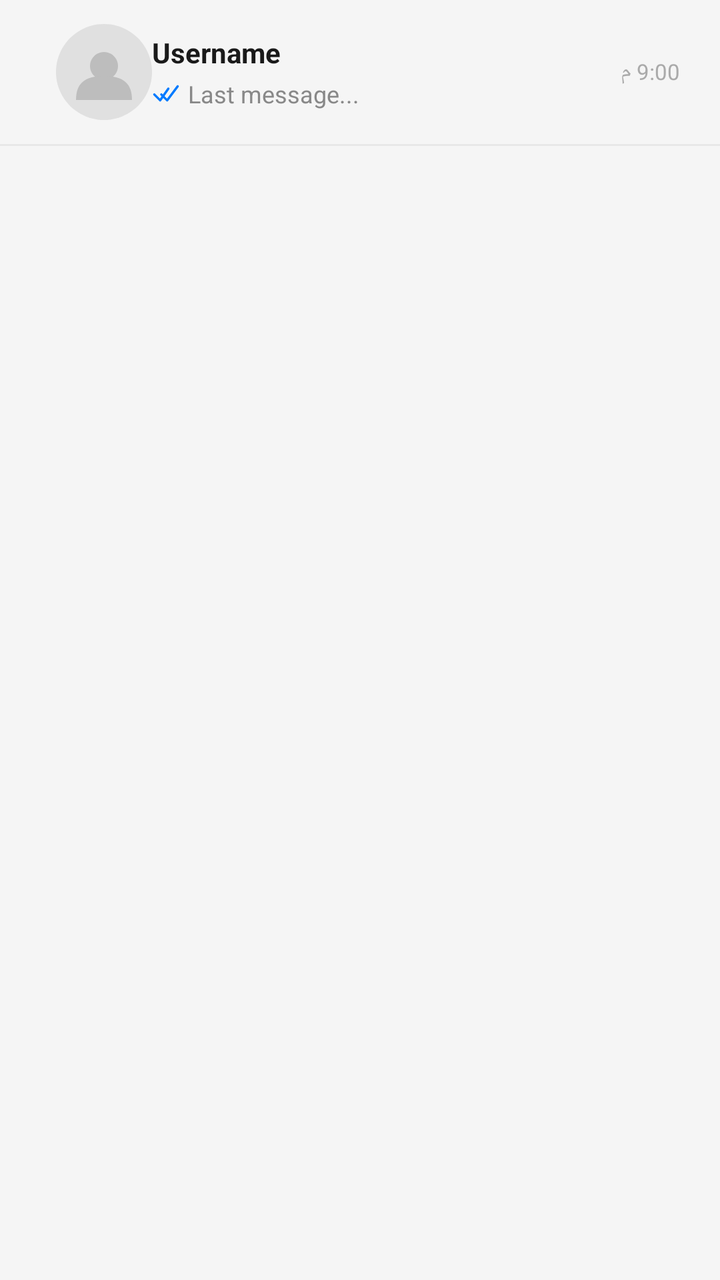
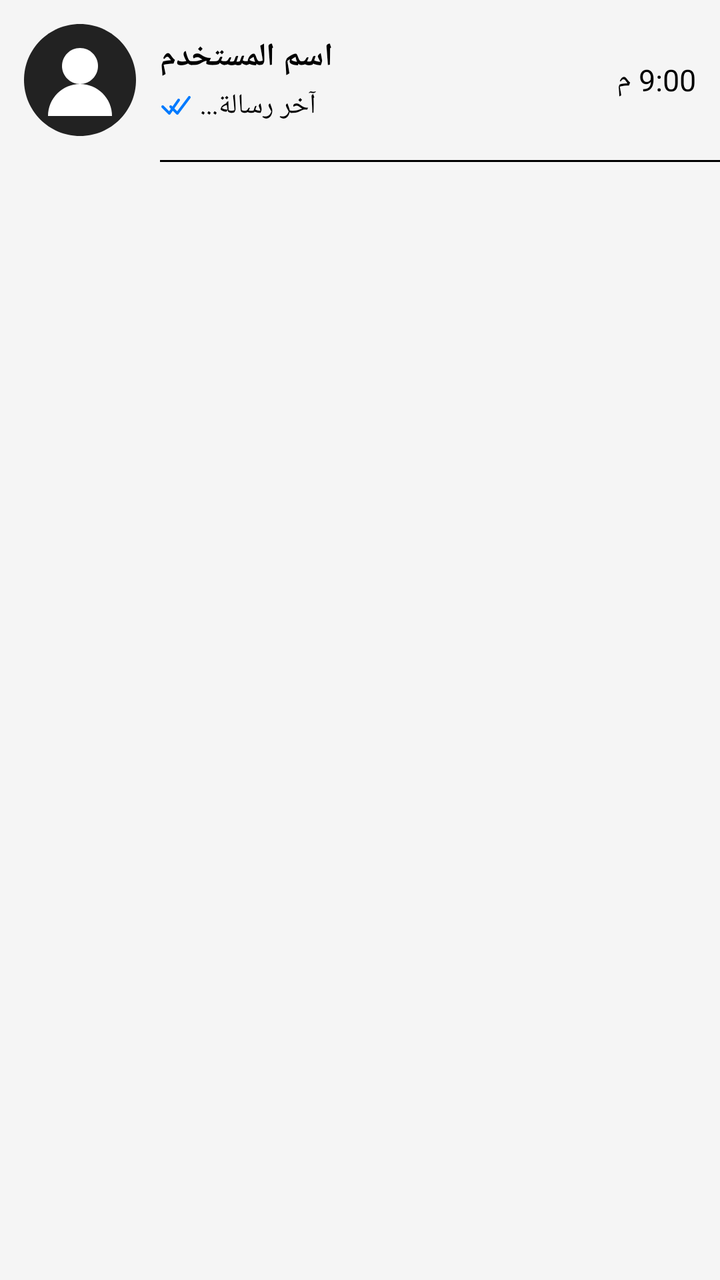

Compare the two renders of this Android layout. The source of the first and the diff that turns it into the second are given below.
<!-- AndroidManifest.xml: application theme Theme.MyApplication -->
<!-- res/layout/item_conversation.xml -->
<?xml version="1.0" encoding="utf-8"?>
<LinearLayout
    xmlns:android="http://schemas.android.com/apk/res/android"
    android:layout_width="match_parent"
    android:layout_height="wrap_content"
    android:orientation="vertical"
    android:background="@drawable/ripple_item"
    android:clickable="true"
    android:focusable="true">

    <LinearLayout
        android:layout_width="match_parent"
        android:layout_height="72dp"
        android:gravity="center_vertical"
        android:layoutDirection="locale"
        android:orientation="horizontal"
        android:paddingHorizontal="16dp">

        
        <ImageView
            android:id="@+id/ivAvatar"
            android:layout_width="48dp"
            android:layout_height="48dp"
            android:src="@drawable/ic_avatar_placeholder"
            android:layout_marginStart="12dp" />

        
        <LinearLayout
            android:layout_width="0dp"
            android:layout_height="wrap_content"
            android:layout_weight="1"
            android:orientation="vertical">

            <TextView
                android:id="@+id/tvName"
                android:layout_width="wrap_content"
                android:layout_height="wrap_content"
                android:text="@string/username_placeholder"
                android:textSize="14sp"
                android:textStyle="bold"
                android:textColor="@color/text_primary"
                android:maxLines="1"
                android:ellipsize="end" />

            <LinearLayout
                android:layout_width="match_parent"
                android:layout_height="wrap_content"
                android:orientation="horizontal"
                android:gravity="center_vertical"
                android:layout_marginTop="3dp">

                <ImageView
                    android:id="@+id/ivCheck"
                    android:layout_width="14dp"
                    android:layout_height="14dp"
                    android:src="@drawable/ic_double_check"
                    android:layout_marginEnd="4dp" />

                <TextView
                    android:id="@+id/tvLastMessage"
                    android:layout_width="wrap_content"
                    android:layout_height="wrap_content"
                    android:text="@string/last_message_placeholder"
                    android:textSize="12sp"
                    android:textColor="@color/text_secondary"
                    android:maxLines="1"
                    android:ellipsize="end" />
            </LinearLayout>
        </LinearLayout>

        
        <LinearLayout
            android:layout_width="wrap_content"
            android:layout_height="wrap_content"
            android:orientation="vertical"
            android:gravity="center_horizontal"
            android:layout_marginEnd="4dp">

            <TextView
                android:id="@+id/tvTime"
                android:layout_width="wrap_content"
                android:layout_height="wrap_content"
                android:text="@string/str_900__"
                android:textSize="11sp"
                android:textColor="@color/text_tertiary" />

            <TextView
                android:id="@+id/tvUnreadDay"
                android:layout_width="wrap_content"
                android:layout_height="wrap_content"
                android:text="@string/str______"
                android:textSize="10sp"
                android:textColor="@color/error_red"
                android:layout_marginTop="2dp"
                android:visibility="gone" />

            <TextView
                android:id="@+id/tvUnreadBadge"
                android:layout_width="20dp"
                android:layout_height="20dp"
                android:text="@string/str_1"
                android:textSize="11sp"
                android:textColor="@color/white"
                android:gravity="center"
                android:background="@drawable/bg_badge"
                android:layout_marginTop="2dp"
                android:visibility="gone" />
        </LinearLayout>

    </LinearLayout>

    
    <View
        android:layout_width="match_parent"
        android:layout_height="1dp"
        android:background="@color/divider" />

</LinearLayout>
<!-- resources referenced by this layout -->
<resources>
  <color name="divider">#E8E8E8</color>
  <color name="error_red">#E24B4A</color>
  <color name="text_primary">#1A1A1A</color>
  <color name="text_secondary">#888888</color>
  <color name="text_tertiary">#AAAAAA</color>
  <color name="white">#FFFFFFFF</color>
  <!-- drawable bg_badge (drawable) -->
  <?xml version="1.0" encoding="utf-8"?>
  <shape xmlns:android="http://schemas.android.com/apk/res/android"
      android:shape="oval">
      <solid android:color="@color/badge_red" />
  </shape>
  <!-- drawable ic_avatar_placeholder (drawable) -->
  <?xml version="1.0" encoding="utf-8"?>
  <vector xmlns:android="http://schemas.android.com/apk/res/android"
      android:width="48dp"
      android:height="48dp"
      android:viewportWidth="48"
      android:viewportHeight="48">
      
      <path
          android:fillColor="#E0E0E0"
          android:pathData="M24,0 A24,24 0 1,1 23.999,0Z" />
      
      <path
          android:fillColor="#BDBDBD"
          android:pathData="M24,14 A7,7 0 1,1 23.999,14Z" />
      
      <path
          android:fillColor="#BDBDBD"
          android:pathData="M10,38 C10,30 14,26 24,26 C34,26 38,30 38,38Z" />
  </vector>
  <!-- drawable ic_double_check (drawable) -->
  <?xml version="1.0" encoding="utf-8"?>
  <vector xmlns:android="http://schemas.android.com/apk/res/android"
      android:width="16dp"
      android:height="16dp"
      android:viewportWidth="24"
      android:viewportHeight="24">
      
      <path
          android:strokeColor="#007AFF"
          android:strokeWidth="2"
          android:strokeLineCap="round"
          android:strokeLineJoin="round"
          android:fillColor="@android:color/transparent"
          android:pathData="M2,13 L7,18 L14,8" />
      
      <path
          android:strokeColor="#007AFF"
          android:strokeWidth="2"
          android:strokeLineCap="round"
          android:strokeLineJoin="round"
          android:fillColor="@android:color/transparent"
          android:pathData="M8,13 L13,18 L22,6" />
  </vector>
  <!-- drawable ripple_item (drawable) -->
  <?xml version="1.0" encoding="utf-8"?>
  <ripple xmlns:android="http://schemas.android.com/apk/res/android"
      android:color="#1A000000">
      <item android:id="@android:id/mask">
          <shape android:shape="rectangle">
              <solid android:color="@android:color/white" />
          </shape>
      </item>
  </ripple>
  <string name="last_message_placeholder">Last message...</string>
  <string name="str_1">1</string>
  <string name="str_900__">9:00 م</string>
  <string name="str______">الأحد</string>
  <string name="username_placeholder">Username</string>
  <style name="Theme.MyApplication" parent="Base.Theme.MyApplication" />
  <color name="badge_red">#E24B4A</color>
  <style name="Base.Theme.MyApplication" parent="Theme.Material3.DayNight.NoActionBar">
          <item name="colorPrimary">@color/find_primary</item>
          <item name="colorOnPrimary">@color/white</item>
          <item name="colorSurface">@color/surface_primary</item>
          <item name="colorOnSurface">@color/text_primary</item>
          <item name="android:windowBackground">@color/bg_screen</item>
          <item name="android:colorBackground">@color/bg_screen</item>
          <item name="android:textColorPrimary">@color/text_primary</item>
          <item name="android:textColorSecondary">@color/text_secondary</item>
      </style>
  <color name="find_primary">#C8A96E</color>
  <color name="surface_primary">#FFFFFFFF</color>
  <color name="bg_screen">#F5F5F5</color>
</resources>

<!-- the commit's change to res/layout/item_conversation.xml (unified diff, before → after) -->
@@ -10,59 +10,64 @@
 
     <LinearLayout
         android:layout_width="match_parent"
-        android:layout_height="72dp"
+        android:layout_height="80dp"
         android:gravity="center_vertical"
         android:layoutDirection="locale"
         android:orientation="horizontal"
-        android:paddingHorizontal="16dp">
+        android:paddingHorizontal="12dp">
 
         
         <ImageView
             android:id="@+id/ivAvatar"
-            android:layout_width="48dp"
-            android:layout_height="48dp"
+            android:layout_width="56dp"
+            android:layout_height="56dp"
             android:src="@drawable/ic_avatar_placeholder"
-            android:layout_marginStart="12dp" />
+            android:scaleType="centerCrop" />
 
         
         <LinearLayout
             android:layout_width="0dp"
             android:layout_height="wrap_content"
             android:layout_weight="1"
-            android:orientation="vertical">
+            android:orientation="vertical"
+            android:gravity="start|center_vertical"
+            android:layout_marginHorizontal="12dp">
 
             <TextView
                 android:id="@+id/tvName"
                 android:layout_width="wrap_content"
                 android:layout_height="wrap_content"
-                android:text="@string/username_placeholder"
-                android:textSize="14sp"
+                android:text="اسم المستخدم"
+                android:textSize="16sp"
                 android:textStyle="bold"
-                android:textColor="@color/text_primary"
+                android:textColor="@color/chats_item_title"
+                android:textAlignment="viewStart"
                 android:maxLines="1"
                 android:ellipsize="end" />
 
             <LinearLayout
-                android:layout_width="match_parent"
+                android:layout_width="wrap_content"
                 android:layout_height="wrap_content"
                 android:orientation="horizontal"
                 android:gravity="center_vertical"
-                android:layout_marginTop="3dp">
+                android:layout_marginTop="4dp">
 
                 <ImageView
                     android:id="@+id/ivCheck"
-                    android:layout_width="14dp"
-                    android:layout_height="14dp"
+                    android:layout_width="16dp"
+                    android:layout_height="16dp"
                     android:src="@drawable/ic_double_check"
-                    android:layout_marginEnd="4dp" />
+                    android:layout_marginEnd="4dp"
+                    android:visibility="visible" />
 
                 <TextView
                     android:id="@+id/tvLastMessage"
                     android:layout_width="wrap_content"
                     android:layout_height="wrap_content"
-                    android:text="@string/last_message_placeholder"
-                    android:textSize="12sp"
-                    android:textColor="@color/text_secondary"
+                    android:text="آخر رسالة..."
+                    android:textSize="14sp"
+                    android:textColor="@color/chats_item_subtitle"
+                    android:textAlignment="viewStart"
                     android:maxLines="1"
                     android:ellipsize="end" />
             </LinearLayout>
@@ -74,36 +79,37 @@
             android:layout_height="wrap_content"
             android:orientation="vertical"
             android:gravity="center_horizontal"
-            android:layout_marginEnd="4dp">
+            android:layout_marginStart="4dp">
 
             <TextView
                 android:id="@+id/tvTime"
                 android:layout_width="wrap_content"
                 android:layout_height="wrap_content"
-                android:text="@string/str_900__"
-                android:textSize="11sp"
-                android:textColor="@color/text_tertiary" />
+                android:text="9:00 م"
+                android:textSize="15sp"
+                android:textColor="@color/chats_item_time" />
 
             <TextView
                 android:id="@+id/tvUnreadDay"
                 android:layout_width="wrap_content"
                 android:layout_height="wrap_content"
-                android:text="@string/str______"
-                android:textSize="10sp"
-                android:textColor="@color/error_red"
-                android:layout_marginTop="2dp"
+                android:text="الأحد"
+                android:textSize="15sp"
+                android:textStyle="bold"
+                android:textColor="#FF3B30"
                 android:visibility="gone" />
 
             <TextView
                 android:id="@+id/tvUnreadBadge"
                 android:layout_width="20dp"
                 android:layout_height="20dp"
-                android:text="@string/str_1"
-                android:textSize="11sp"
-                android:textColor="@color/white"
+                android:text="1"
+                android:textSize="13sp"
+                android:textStyle="bold"
+                android:textColor="#FFFFFF"
                 android:gravity="center"
                 android:background="@drawable/bg_badge"
-                android:layout_marginTop="2dp"
+                android:layout_marginTop="4dp"
                 android:visibility="gone" />
         </LinearLayout>
 
@@ -113,6 +119,8 @@
     <View
         android:layout_width="match_parent"
         android:layout_height="1dp"
-        android:background="@color/divider" />
+        android:layout_marginStart="80dp"
+        android:layout_marginEnd="0dp"
+        android:background="@color/chats_item_divider" />
 
 </LinearLayout>
<!-- resource entries referenced after the edit -->
@@ -1,36 +1,37 @@
 <!-- resources referenced by this layout -->
 <resources>
-  <color name="divider">#E8E8E8</color>
-  <color name="error_red">#E24B4A</color>
+  <color name="chats_item_divider">#000000</color>
+  <color name="chats_item_subtitle">#000000</color>
+  <color name="chats_item_time">#000000</color>
+  <color name="chats_item_title">#000000</color>
   <color name="text_primary">#1A1A1A</color>
   <color name="text_secondary">#888888</color>
-  <color name="text_tertiary">#AAAAAA</color>
   <color name="white">#FFFFFFFF</color>
   <!-- drawable bg_badge (drawable) -->
   <?xml version="1.0" encoding="utf-8"?>
   <shape xmlns:android="http://schemas.android.com/apk/res/android"
       android:shape="oval">
-      <solid android:color="@color/badge_red" />
+      <solid android:color="#FF3B30" />
   </shape>
   <!-- drawable ic_avatar_placeholder (drawable) -->
   <?xml version="1.0" encoding="utf-8"?>
   <vector xmlns:android="http://schemas.android.com/apk/res/android"
-      android:width="48dp"
-      android:height="48dp"
-      android:viewportWidth="48"
-      android:viewportHeight="48">
+      android:width="56dp"
+      android:height="56dp"
+      android:viewportWidth="56"
+      android:viewportHeight="56">
       
       <path
-          android:fillColor="#E0E0E0"
-          android:pathData="M24,0 A24,24 0 1,1 23.999,0Z" />
+          android:fillColor="#222222"
+          android:pathData="M28,0 C43.464,0 56,12.536 56,28 C56,43.464 43.464,56 28,56 C12.536,56 0,43.464 0,28 C0,12.536 12.536,0 28,0 Z" />
       
       <path
-          android:fillColor="#BDBDBD"
-          android:pathData="M24,14 A7,7 0 1,1 23.999,14Z" />
+          android:fillColor="#FFFFFF"
+          android:pathData="M28,12 C32.971,12 37,16.029 37,21 C37,25.971 32.971,30 28,30 C23.029,30 19,25.971 19,21 C19,16.029 23.029,12 28,12 Z" />
       
       <path
-          android:fillColor="#BDBDBD"
-          android:pathData="M10,38 C10,30 14,26 24,26 C34,26 38,30 38,38Z" />
+          android:fillColor="#FFFFFF"
+          android:pathData="M12,46 C12,37.163 19.163,30 28,30 C36.837,30 44,37.163 44,46 L12,46 Z" />
   </vector>
   <!-- drawable ic_double_check (drawable) -->
   <?xml version="1.0" encoding="utf-8"?>
@@ -66,13 +67,7 @@
           </shape>
       </item>
   </ripple>
-  <string name="last_message_placeholder">Last message...</string>
-  <string name="str_1">1</string>
-  <string name="str_900__">9:00 م</string>
-  <string name="str______">الأحد</string>
-  <string name="username_placeholder">Username</string>
   <style name="Theme.MyApplication" parent="Base.Theme.MyApplication" />
-  <color name="badge_red">#E24B4A</color>
   <style name="Base.Theme.MyApplication" parent="Theme.Material3.DayNight.NoActionBar">
           <item name="colorPrimary">@color/find_primary</item>
           <item name="colorOnPrimary">@color/white</item>
